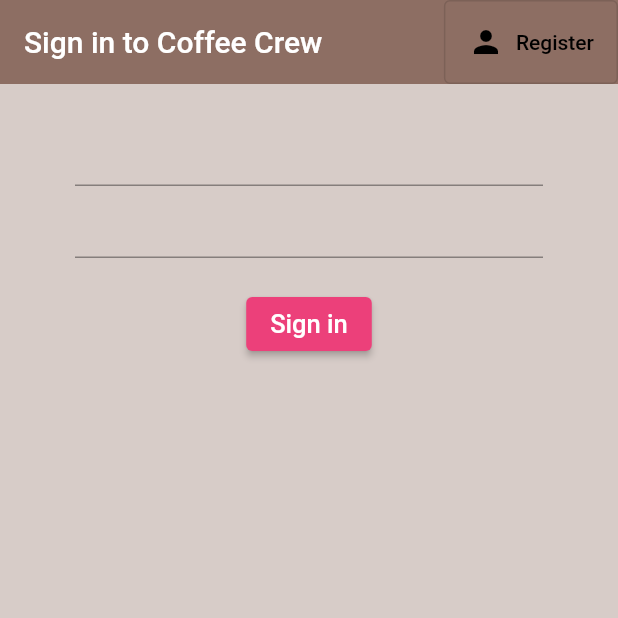
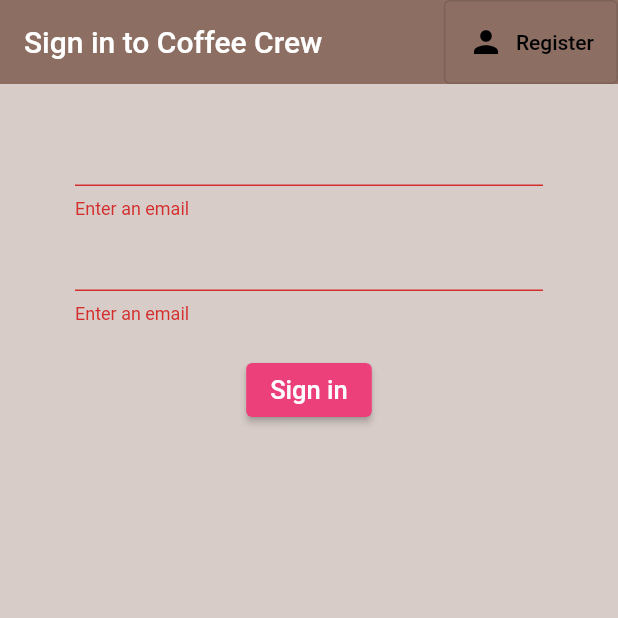
Before and after one commit to dulangakithmini/coffee-tracker, a Flutter app: the screen it shows after launch, after a tap on "Sign in", on a phone screen of 412 x 824 dp, the top half of it. Run offline on Flutter 3.47's test engine with Material 2 defaults, Android fonts, the phone set to English and light mode, and no system bars; our stand-ins replace firebase_auth, firebase_core; accounts and stored records are empty.

Commit message:
Add a GlobalKey and error messages to the Sign in screen

```diff
--- a/lib/screens/Authentication/sign_in.dart
+++ b/lib/screens/Authentication/sign_in.dart
@@ -12,10 +12,12 @@ class SignIn extends StatefulWidget {
 
 class _SignInState extends State<SignIn> {
   final AuthService _auth = AuthService();
+  final _formKey = GlobalKey<FormState>();
 
   /// States of the TextFormFields
   String email = '';
   String password = '';
+  String error = '';
 
   @override
   Widget build(BuildContext context) {
@@ -41,9 +43,11 @@ class _SignInState extends State<SignIn> {
       body: Container(
         padding: EdgeInsets.symmetric(vertical: 20.0, horizontal: 50.0),
         child: Form(
+          key: _formKey,
           child: Column(
             children: [
               TextFormField(
+                validator: (val) => val.isEmpty ? 'Enter an email' : null,
                 onChanged: (val) {
                   setState(() {
                     email = val;
@@ -51,6 +55,7 @@ class _SignInState extends State<SignIn> {
                 },
               ),
               TextFormField(
+                validator: (val) => val.isEmpty ? 'Enter an email' : null,
                 onChanged: (val) {
                   setState(() {
                     password = val;
@@ -70,10 +75,24 @@ class _SignInState extends State<SignIn> {
                   primary: Colors.pink[400],
                 ),
                 onPressed: () async {
-                  print(email);
-                  print(password);
+                  if (_formKey.currentState.validate()) {
+                    // dynamic result = await _auth.registerWithEmailAndPassword(
+                    //     email, password);
+                    // if (result == null) {
+                    //   setState(() {
+                    //     error = 'Please enter a valid email';
+                    //   });
+                    // }
+                  }
                 },
               ),
+              SizedBox(
+                height: 12,
+              ),
+              Text(
+                error,
+                style: TextStyle(color: Colors.red, fontSize: 14),
+              )
               // ElevatedButton(
               //   child: Text(
               //     'Sign in Anonymously',
```
